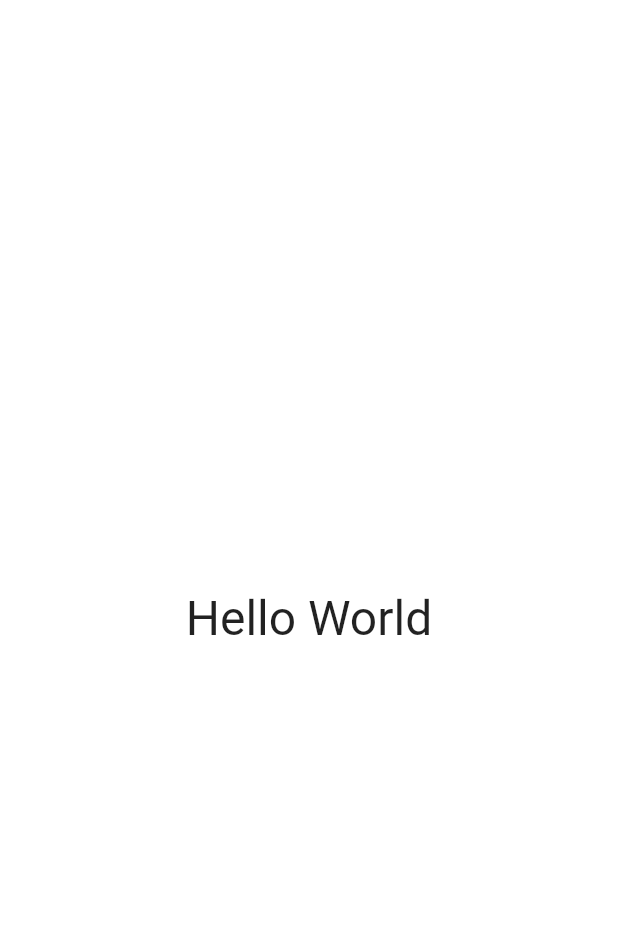
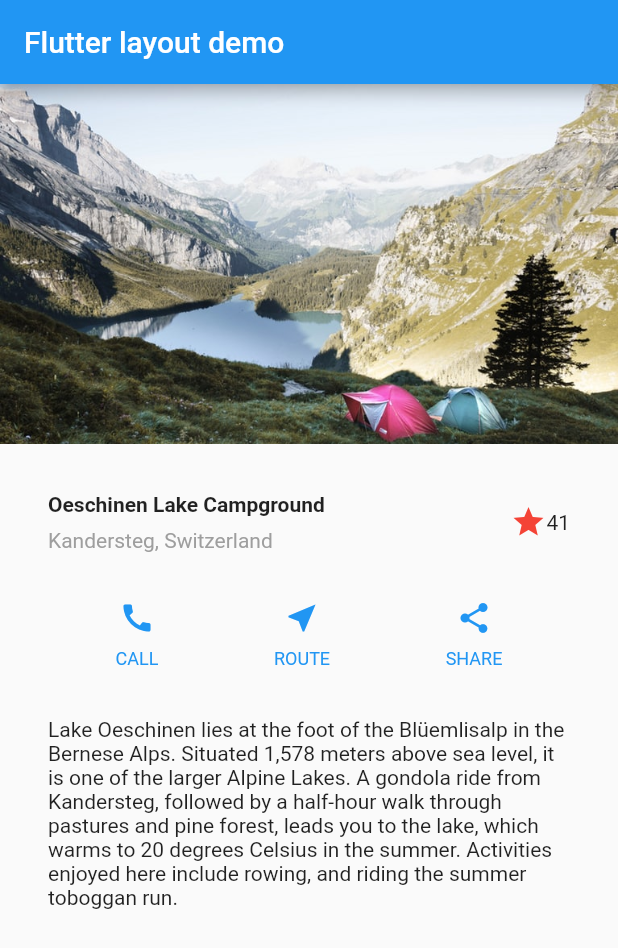
Before and after one commit to likunpeng/Flutter_LKP, a Flutter app: the screen it shows after launch, on a phone screen of 412 x 824 dp. Shown: the top 948 px of the screen. Run offline on Flutter 3.47's test engine with Material 2 defaults, Android fonts, the phone set to English and light mode, and no system bars.

Commit message:
布局构建教程

```diff
--- a/studyflutter/lib/main.dart
+++ b/studyflutter/lib/main.dart
@@ -8,37 +8,138 @@
   runApp(MyApp());
 }
 
+class MyApp extends StatelessWidget {
+  @override
+  Widget build(BuildContext context) {
+    Widget titleSection = Container(
+      padding: const EdgeInsets.all(32),
+      child: Row(
+        children: [
+          Expanded(
+            /*1*/
+            child: Column(
+              crossAxisAlignment: CrossAxisAlignment.start,
+              children: [
+                /*2*/
+                Container(
+                  padding: const EdgeInsets.only(bottom: 8),
+                  child: Text(
+                    'Oeschinen Lake Campground',
+                    style: TextStyle(
+                      fontWeight: FontWeight.bold,
+                    ),
+                  ),
+                ),
+                Text(
+                  'Kandersteg, Switzerland',
+                  style: TextStyle(
+                    color: Colors.grey[500],
+                  ),
+                ),
+              ],
+            ),
+          ),
+          /*3*/
+          Icon(
+            Icons.star,
+            color: Colors.red[500],
+          ),
+          Text('41'),
+        ],
+      ),
+    );
+
+
+    Color color = Theme.of(context).primaryColor;
+
+    Widget buttonSection = Container(
+      child: Row(
+        mainAxisAlignment: MainAxisAlignment.spaceEvenly,
+        children: [
+          _buildButtonColumn(color, Icons.call, 'CALL'),
+          _buildButtonColumn(color, Icons.near_me, 'ROUTE'),
+          _buildButtonColumn(color, Icons.share, 'SHARE'),
+        ],
+      ),
+    );
+
+    Widget textSection = Container(
+      padding: const EdgeInsets.all(32),
+      child: Text(
+        'Lake Oeschinen lies at the foot of the Blüemlisalp in the Bernese '
+            'Alps. Situated 1,578 meters above sea level, it is one of the '
+            'larger Alpine Lakes. A gondola ride from Kandersteg, followed by a '
+            'half-hour walk through pastures and pine forest, leads you to the '
+            'lake, which warms to 20 degrees Celsius in the summer. Activities '
+            'enjoyed here include rowing, and riding the summer toboggan run.',
+        softWrap: true,
+      ),
+    );
+
+    return MaterialApp(
+      title: 'Flutter layout demo',
+      home: Scaffold(
+        appBar: AppBar(
+          title: Text('Flutter layout demo'),
+        ),
+        body: ListView(
+          children: <Widget>[
+            Image.asset(
+              'images/lake.jpg',
+              width: 600,
+              height: 240,
+              fit: BoxFit.cover,
+            ),
+            titleSection,
+            buttonSection,
+            textSection
+          ],
+        ),
+      ),
+    );
+  }
+
+
+  Column _buildButtonColumn(Color color, IconData icon, String label) {
+    return Column(
+      mainAxisSize: MainAxisSize.min,
+      mainAxisAlignment: MainAxisAlignment.center,
+      children: [
+        Icon(icon, color: color),
+        Container(
+          margin: const EdgeInsets.only(top: 8),
+          child: Text(
+            label,
+            style: TextStyle(
+              fontSize: 12,
+              fontWeight: FontWeight.w400,
+              color: color,
+            ),
+          ),
+        ),
+      ],
+    );
+  }
+
+
+
+}
+
 //class MyApp extends StatelessWidget {
 //  @override
 //  Widget build(BuildContext context) {
-//    return MaterialApp(
-//      home: Scaffold(
-//        appBar: AppBar(
-//          title: Text('Flutter layout demo'),
-//        ),
-//        body: Center(
-//          child: Text('Hello world'),
+//    return Container(
+//      decoration: BoxDecoration(color: Colors.white),
+//      child: Center(
+//        child: Text(
+//          'Hello World',
+//          textDirection: TextDirection.ltr,
+//          style: TextStyle(
+//            fontSize: 32,
+//            color: Colors.black87,
+//          ),
 //        ),
 //      ),
 //    );
 //  }
 //}
-
-class MyApp extends StatelessWidget {
-  @override
-  Widget build(BuildContext context) {
-    return Container(
-      decoration: BoxDecoration(color: Colors.white),
-      child: Center(
-        child: Text(
-          'Hello World',
-          textDirection: TextDirection.ltr,
-          style: TextStyle(
-            fontSize: 32,
-            color: Colors.black87,
-          ),
-        ),
-      ),
-    );
-  }
-}
```
Also changed, not shown: studyflutter/pubspec.yaml (+5 -3 lines), studyflutter/images/lake.jpg (added), studyflutter/pubspec.lock.
